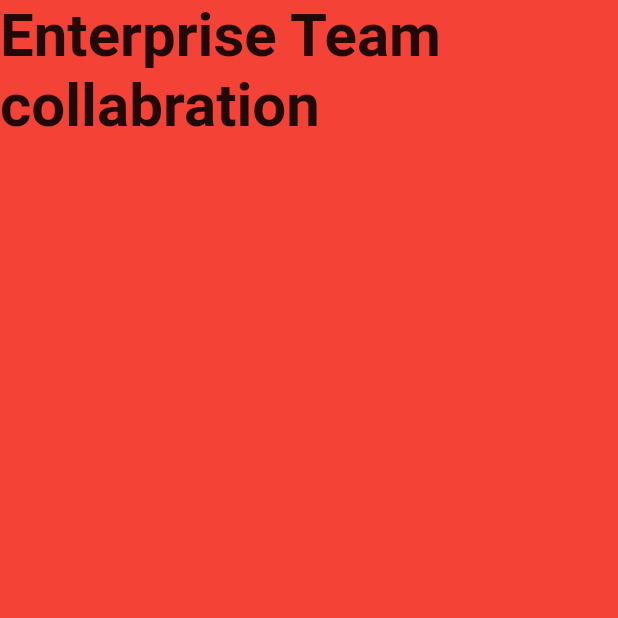
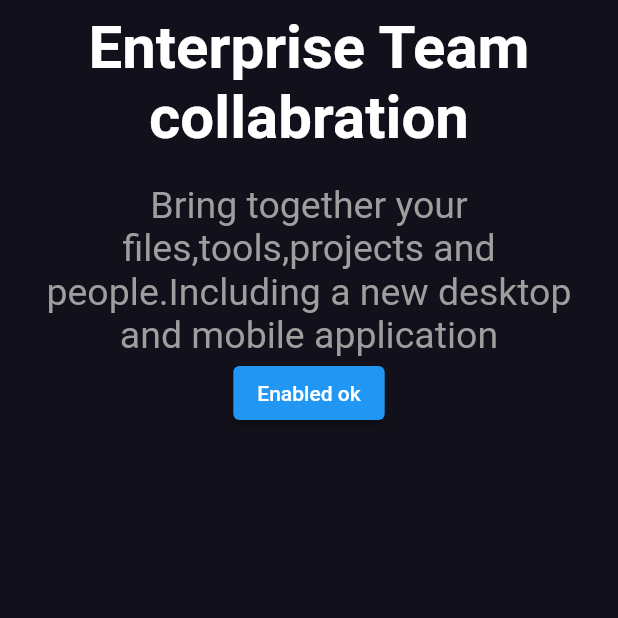
Before and after one commit to mohammedismayil/fista, a Flutter app: the screen it shows after launch, on a phone screen of 412 x 824 dp, the top half of it. Run offline on Flutter 3.47's test engine with Material 2 defaults, Android fonts, the phone set to English and light mode, and no system bars.

Commit message:
changing the initial screen

```diff
--- a/lib/WelcomeScreen/WelcomeScreen.dart
+++ b/lib/WelcomeScreen/WelcomeScreen.dart
@@ -12,15 +12,45 @@ class _WelcomeScreenState extends State<WelcomeScreen> {
   Widget build(BuildContext context) {
     return SafeArea(
       child: Container(
-        color: Colors.red,
+        // #12101a
+
+        color: Color(0xff12101a),
         child: Column(
           children: [
             // Image(image: AssetImage('/assets/images/welcome.png')),
-            Text('Enterprise Team collabration',
-                style: TextStyle(
-                  fontWeight: FontWeight.bold,
-                  fontSize: 40,
-                )),
+            Padding(
+              padding: const EdgeInsets.all(8.0),
+              child: Column(
+                children: [
+                  Text('Enterprise Team collabration',
+                      textAlign: TextAlign.center,
+
+                      style: TextStyle(
+                        fontWeight: FontWeight.bold,
+                        fontSize: 40,
+                        color: Colors.white,
+                      )),
+                  Padding(
+                    padding:
+                        const EdgeInsets.only(top: 20, right: 20, left: 20),
+                    child: Text(
+                        'Bring together your files,tools,projects and people.Including a new desktop and mobile application',
+                        textAlign: TextAlign.center,
+                        style: TextStyle(
+                          fontSize: 25,
+                          color: Colors.grey,
+                        )),
+                  ),
+                  Align(
+                    alignment: Alignment.bottomCenter,
+                    child: ElevatedButton(
+                      onPressed: () {},
+                      child: const Text('Enabled ok'),
+                    ),
+
+                ],
+              ),
+            ),
           ],
         ),
       ),
```
